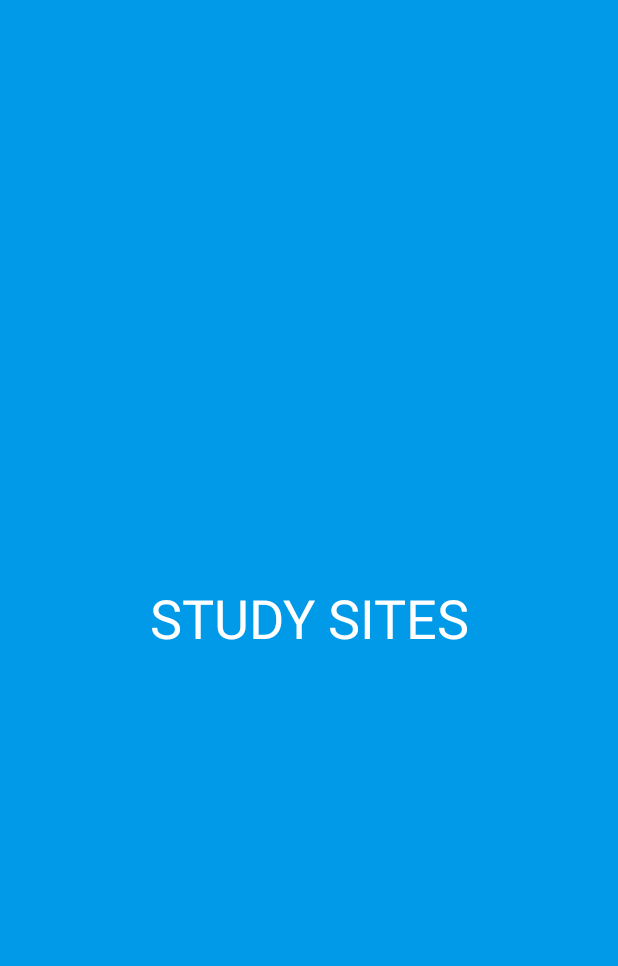
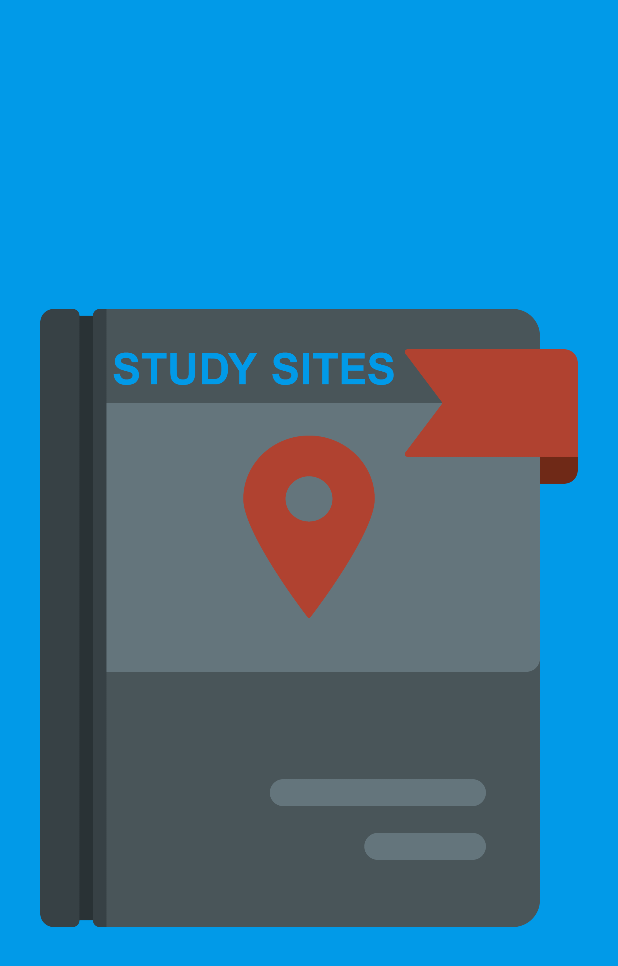
Before and after one commit to thomaswilliams4129/Study-Sites, an Android app: the MainActivity screen opened directly, with no data from a screen before it, on a phone screen of 412 x 824 dp. Shown: the top 966 px of the screen. Run offline under Robolectric (Android 15) with nearby library versions, the phone set to English and light mode, and no system bars.

Commit message:
Implemented Splash Screen

```diff
--- a/app/src/main/res/layout/activity_main.xml
+++ b/app/src/main/res/layout/activity_main.xml
@@ -10,25 +10,10 @@
     android:gravity="center"
     >
 
-    <TextView
-        android:id="@+id/title"
+    <ImageView
+        android:id="@+id/imageView"
+        android:contentDescription="@string/app_logo"
         android:layout_width="match_parent"
         android:layout_height="wrap_content"
-        android:text="@string/app_name"
-        android:textAlignment="center"
-        android:textAllCaps="true"
-        android:textColor="#FFFFFF"
-        android:textSize="36sp" />
-
-<!--    <ImageView-->
-<!--        android:id="@+id/appLogo"-->
-<!--        android:layout_width="191dp"-->
-<!--        android:layout_height="119dp"-->
-<!--        android:layout_gravity="center_horizontal"-->
-<!--        android:contentDescription="@string/app_logo"-->
-<!--        app:srcCompat="@drawable/whitelogo"-->
-<!--        android:scaleType="fitXY"-->
-<!--        />-->
-
-
+        android:src="@drawable/logo" />
 </LinearLayout>
```
Also changed, not shown: app/src/main/res/drawable-v24/coffeeshop.jpeg (deleted), app/src/main/res/drawable-v24/whitelogo.png (deleted), app/src/main/res/drawable/logo.png (added), 2 other files.
